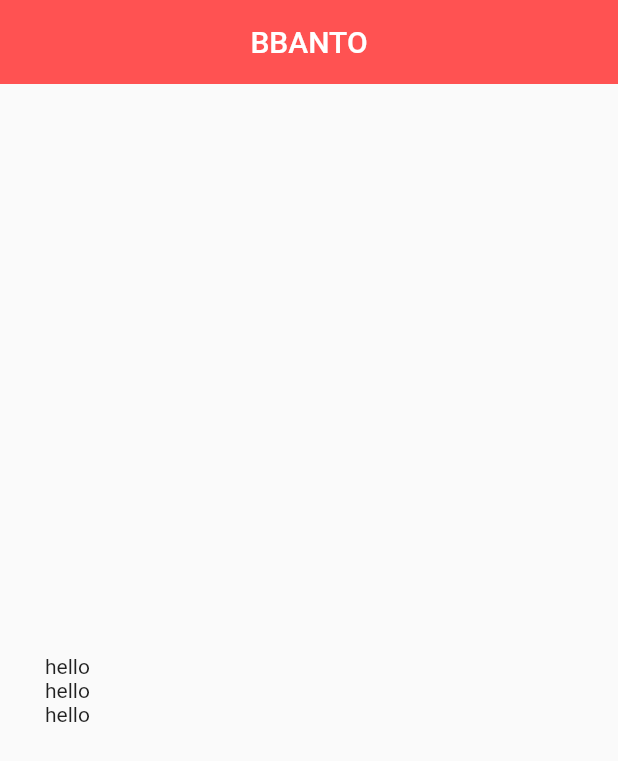
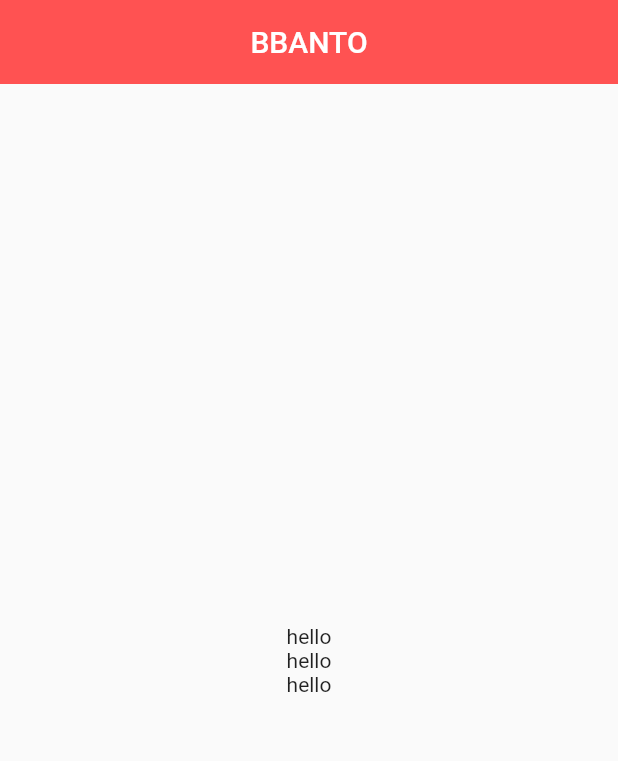
Before and after one commit to aittaa/flutter-helloworld, a Flutter app: the MyCard screen opened directly, on a phone screen of 412 x 824 dp. Shown: the top 761 px of the screen. Run offline on Flutter 3.47's test engine with Material 2 defaults, Android fonts, the phone set to English and light mode, and no system bars.

Commit message:
alignment

```diff
--- a/lib/myCard.dart
+++ b/lib/myCard.dart
@@ -24,17 +24,16 @@ class MyCard extends StatelessWidget {
         backgroundColor: Colors.redAccent,
         elevation: 0, // 떠 있는 듯한 음영효과 위한 높이 설정
       ),
-      body: Padding(
-        padding: EdgeInsets.fromLTRB(30, 40, 0, 0),
+      body: Center( // 가로 중ㅑ 정렬
         child: Column(
-          mainAxisAlignment: MainAxisAlignment.center, //앱 스크린 내 위젯을 상하단중간에 위치시킬 때
+          mainAxisAlignment: MainAxisAlignment.center, //앱 스크린 내 위젯을 세로 상중하단에 위치시킬 때
           children: [
             Text("hello"),
             Text("hello"),
             Text("hello")
           ],
         ),
-      )
+      ),
     );// Scaffold : 앱 화면에 다양한 요소를 배치하고 그릴 수 있도록 도와주는 빈 도화지 같은 역할
   }
 }
```
